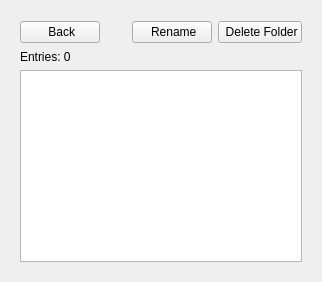
GoLab18/Vaultea, file src/ui/pages/folderview/folderviewpage.ui: the form before one commit.
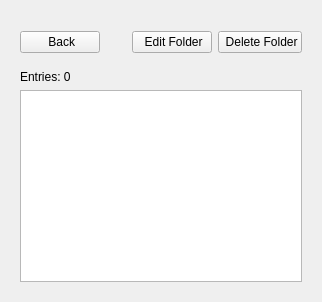
The form after the commit.

Commit message: Adjusted folder view to account for description and a new edit dialog

The edit to the form file:
```diff
--- a/src/ui/pages/folderview/folderviewpage.ui
+++ b/src/ui/pages/folderview/folderviewpage.ui
@@ -10,9 +10,14 @@
    <item>
     <layout class="QHBoxLayout" name="headerLayout">
      <item><widget class="QPushButton" name="backButton"><property name="text"><string> Back</string></property></widget></item>
+     <item>
+      <layout class="QVBoxLayout">
      <item><widget class="QLabel" name="folderNameLabel"><property name="font"><font><pointsize>16</pointsize><bold>true</bold></font></property></widget></item>
+       <item><widget class="QLabel" name="folderDescLabel"><property name="styleSheet"><string>color: gray;</string></property></widget></item>
+      </layout>
+     </item>
      <item><spacer><property name="orientation"><enum>Qt::Horizontal</enum></property></spacer></item>
-     <item><widget class="QPushButton" name="renameFolderButton"><property name="text"><string> Rename</string></property></widget></item>
+  <item><widget class="QPushButton" name="editFolderButton"><property name="text"><string> Edit Folder</string></property></widget></item>
      <item><widget class="QPushButton" name="deleteFolderButton"><property name="text"><string> Delete Folder</string></property></widget></item>
     </layout>
    </item>
```
Lines whose indentation alone changed are shown as unchanged. The commit also changes 5 other files.
